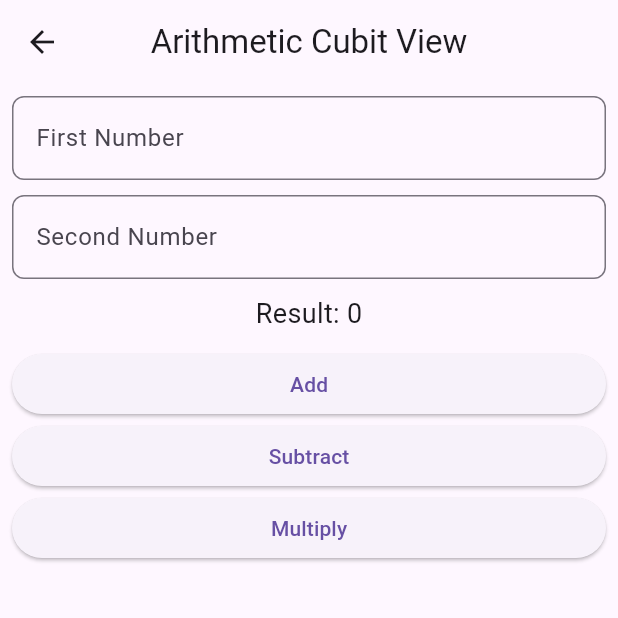
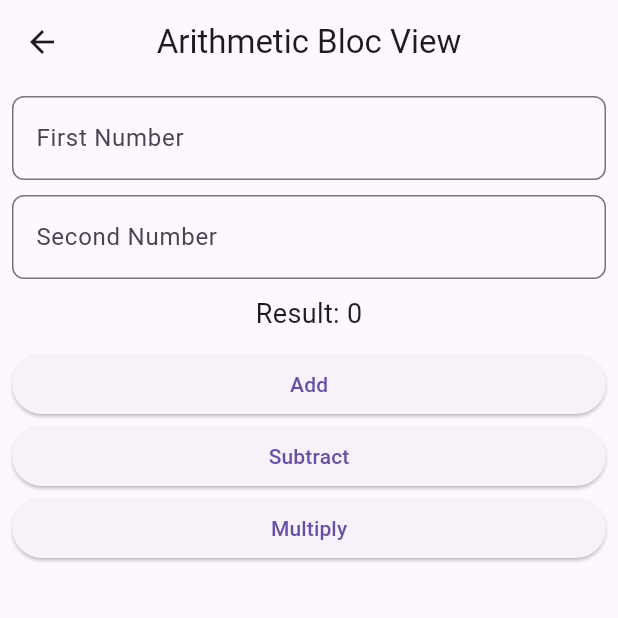
Before and after one commit to 0-nikesh/bottomnavigationview, a Flutter app: the ArithemeticBlocView screen opened directly, on a phone screen of 412 x 824 dp, the top half of it. Run offline on Flutter 3.47's test engine with Material 3 defaults, Android fonts, the phone set to English and light mode, and no system bars; our stand-ins replace bloc, equatable, flutter_bloc, get_it.

Commit message:
just for the sake of commit

```diff
--- a/lib/view/arithemetic_bloc_view.dart
+++ b/lib/view/arithemetic_bloc_view.dart
@@ -1,5 +1,4 @@
 import 'package:bottomnavigationview/bloc/arithmetic_bloc.dart';
-import 'package:bottomnavigationview/cubit/arithemetic_cubit.dart';
 import 'package:flutter/material.dart';
 import 'package:flutter_bloc/flutter_bloc.dart';
 
@@ -29,7 +28,7 @@ class _ArithemeticBlocViewState extends State<ArithemeticBlocView> {
   Widget build(BuildContext context) {
     return Scaffold(
       appBar: AppBar(
-        title: const Text('Arithmetic Cubit View'),
+        title: const Text('Arithmetic Bloc View'),
         centerTitle: true,
       ),
       body: SafeArea(
@@ -59,7 +58,7 @@ class _ArithemeticBlocViewState extends State<ArithemeticBlocView> {
                 ),
               ),
               const SizedBox(height: 10),
-              BlocBuilder<ArithmeticCubit, int>(
+              BlocBuilder<ArithmeticBloc, int>(
                 builder: (context, result) {
                   return Text(
                     "Result: $result",
```
